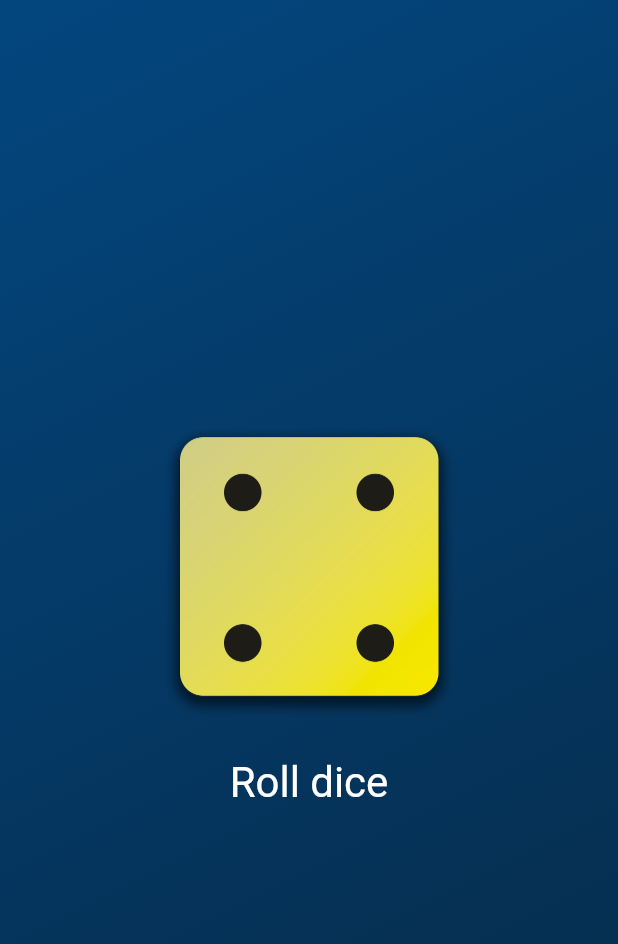
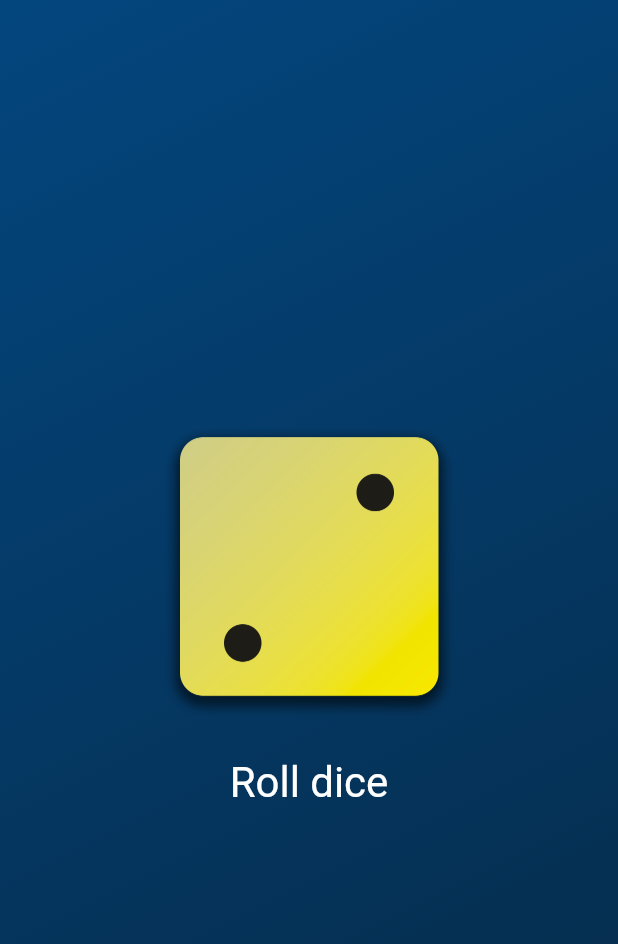
Before and after one commit to bnthurre/1-Roll-dice-flutter, a Flutter app: the screen it shows after launch, after a tap on "Roll dice", on a phone screen of 412 x 824 dp. Shown: the top 944 px of the screen. Run offline on Flutter 3.47's test engine with Material 3 defaults, Android fonts, the phone set to English and light mode, and no system bars.

```diff
--- /dev/null
+++ b/lib/dice_roller.dart
@@ -0,0 +1,42 @@
+import 'package:flutter/material.dart';
+
+class DiceRoller extends StatefulWidget {
+  const DiceRoller({super.key});
+  @override
+  State<DiceRoller> createState() {
+    return _DiceRollerState();
+  }
+}
+
+class _DiceRollerState extends State<DiceRoller> {
+  var acticeImage = 'assets/images/dice-4.png';
+  void rolldice() {
+    setState(() {
+    acticeImage = 'assets/images/dice-2.png';
+
+    });
+  }
+
+  @override
+  Widget build(BuildContext context) {
+    return Column(
+      mainAxisSize: MainAxisSize.min,
+      children: [
+        Image.asset(
+          acticeImage,
+          width: 200,
+        ),
+        const SizedBox(
+          height: 20,
+        ),
+        TextButton(
+            onPressed: rolldice,
+            style: TextButton.styleFrom(
+                // padding: const EdgeInsets.only(top: 20),
+                foregroundColor: const Color.fromARGB(255, 255, 255, 255),
+                textStyle: const TextStyle(fontSize: 28)),
+            child: const Text("Roll dice"))
+      ],
+    );
+  }
+}
--- a/lib/gradient_container.dart
+++ b/lib/gradient_container.dart
@@ -1,5 +1,6 @@
 import 'package:flutter/material.dart';
-import 'package:flutter/widgets.dart';
+import 'package:roll_dice/dice_roller.dart';
+
 
 const startAlignment = Alignment.topLeft;
 const endAlignment = Alignment.bottomRight;
@@ -16,24 +17,8 @@ class GradientContainer extends StatelessWidget {
               colors: [color1, color2],
               begin: startAlignment,
               end: endAlignment)),
-      child: Center(
-          child: Column(
-            mainAxisSize: MainAxisSize.min,
-        children: [
-          Image.asset(
-            'assets/images/dice-4.png',
-            width: 200,
-          ),
-          const SizedBox(height: 20,),
-          TextButton(
-              onPressed: () {},
-              style: TextButton.styleFrom(
-                // padding: const EdgeInsets.only(top: 20),
-                  foregroundColor: const Color.fromARGB(255, 255, 255, 255),
-                  textStyle: const TextStyle(fontSize: 28)),
-              child: const Text("Roll dice"))
-        ],
-      )),
+      child: const Center(
+          child: DiceRoller()),
     );
   }
 }
```
